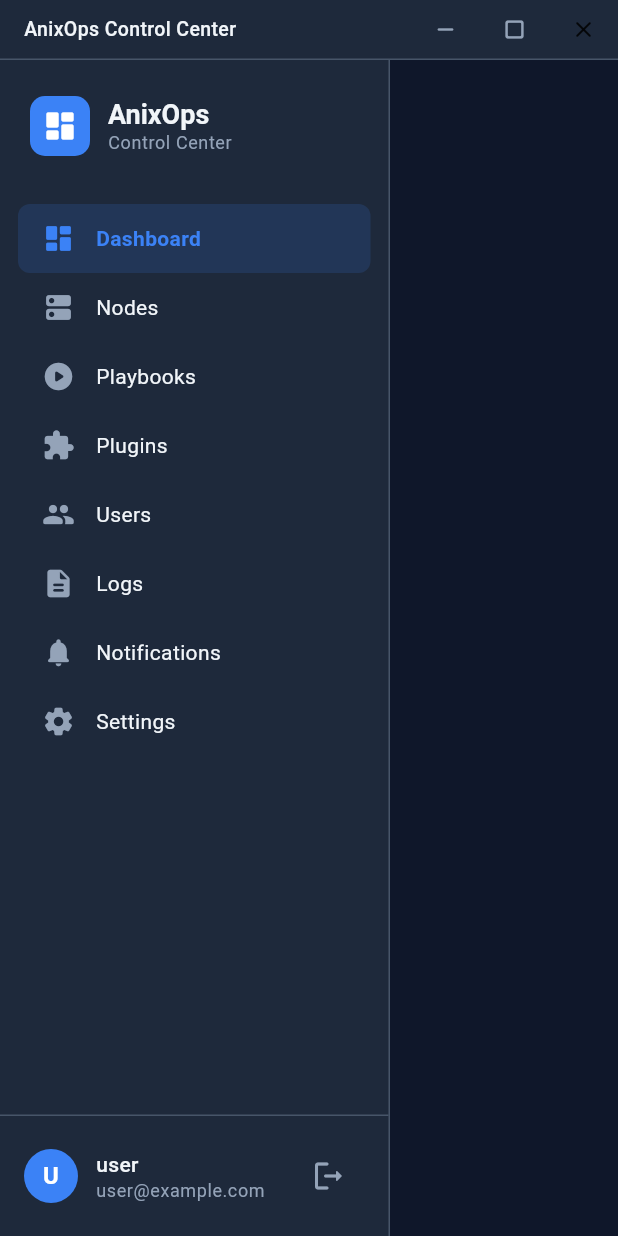
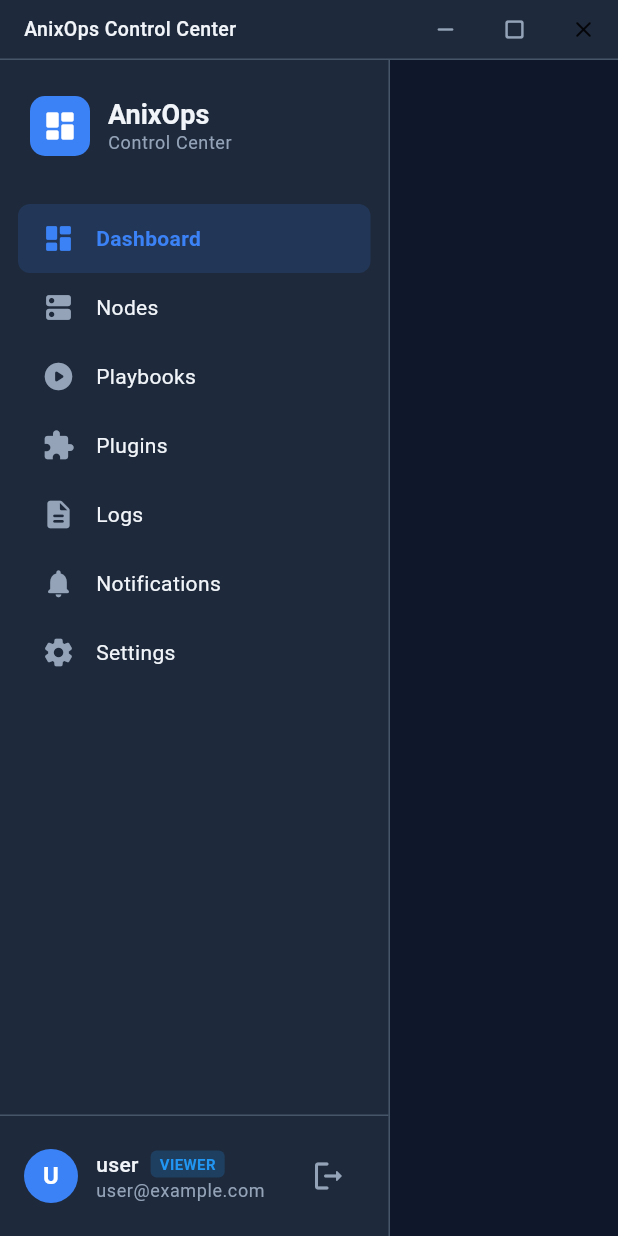
Before and after one commit to AnixOps/Anixops-control-center, a Flutter app: the DesktopShell screen opened directly with empty values, on a phone screen of 412 x 824 dp. Run offline on Flutter 3.47's test engine with Material 3 defaults, Android fonts, the phone set to English and light mode, and no system bars; our stand-ins replace dio, flutter_riverpod, go_router, shared_preferences; missing offline and left inert: window_manager; accounts and stored records are empty.

Commit message:
feat: update permissions and improve UX
- Allow all authenticated users to add nodes via API and SSH import
- Only admin/operator can start/stop/restart/update nodes
- Only admin can delete nodes
- Show Users menu only for admin role
- Display user role badge in sidebar (ADMIN/OPERATOR/VIEWER)
- Fix nodes list SQL query for D1 compatibility
- Fix cache middleware user.id property access
- Relax password validation to check exact matches only
- Configure custom domain api.anixops.com

```diff
--- a/mobile/lib/desktop/sidebar.dart
+++ b/mobile/lib/desktop/sidebar.dart
@@ -19,6 +19,7 @@
   Widget build(BuildContext context, WidgetRef ref) {
     final authState = ref.watch(authStateProvider);
     final userEmail = authState.email ?? 'user@example.com';
+    final userRole = authState.role ?? 'viewer';
     final userName = userEmail.split('@').first;
 
     return Container(
@@ -36,11 +37,11 @@
 
           // Navigation items
           Expanded(
-            child: _buildNavItems(context),
+            child: _buildNavItems(context, ref),
           ),
 
           // User profile section
-          _buildUserSection(context, ref, userName, userEmail),
+          _buildUserSection(context, ref, userName, userEmail, userRole),
         ],
       ),
     );
@@ -88,8 +89,10 @@
     );
   }
 
-  Widget _buildNavItems(BuildContext context) {
-    final items = _getNavItems();
+  Widget _buildNavItems(BuildContext context, WidgetRef ref) {
+    final authState = ref.watch(authStateProvider);
+    final userRole = authState.role ?? 'viewer';
+    final items = _getNavItems(userRole);
 
     return ListView.builder(
       padding: const EdgeInsets.symmetric(horizontal: 12, vertical: 8),
@@ -111,7 +114,7 @@
     );
   }
 
-  Widget _buildUserSection(BuildContext context, WidgetRef ref, String userName, String userEmail) {
+  Widget _buildUserSection(BuildContext context, WidgetRef ref, String userName, String userEmail, String userRole) {
     return Container(
       padding: const EdgeInsets.all(16),
       decoration: BoxDecoration(
@@ -137,12 +140,40 @@
             child: Column(
               crossAxisAlignment: CrossAxisAlignment.start,
               children: [
-                Text(
-                  userName,
-                  style: Theme.of(context).textTheme.bodyMedium?.copyWith(
-                        color: AppTheme.darkText,
-                        fontWeight: FontWeight.w500,
+                Row(
+                  children: [
+                    Text(
+                      userName,
+                      style: Theme.of(context).textTheme.bodyMedium?.copyWith(
+                            color: AppTheme.darkText,
+                            fontWeight: FontWeight.w500,
+                          ),
+                    ),
+                    const SizedBox(width: 8),
+                    Container(
+                      padding: const EdgeInsets.symmetric(horizontal: 6, vertical: 2),
+                      decoration: BoxDecoration(
+                        color: userRole == 'admin'
+                            ? Colors.red.withOpacity(0.2)
+                            : userRole == 'operator'
+                                ? Colors.orange.withOpacity(0.2)
+                                : Colors.blue.withOpacity(0.2),
+                        borderRadius: BorderRadius.circular(4),
                       ),
+                      child: Text(
+                        userRole.toUpperCase(),
+                        style: TextStyle(
+                          fontSize: 10,
+                          fontWeight: FontWeight.bold,
+                          color: userRole == 'admin'
+                              ? Colors.red
+                              : userRole == 'operator'
+                                  ? Colors.orange
+                                  : Colors.blue,
+                        ),
+                      ),
+                    ),
+                  ],
                 ),
                 Text(
                   userEmail,
@@ -193,17 +224,28 @@
     );
   }
 
-  List<_NavItemData> _getNavItems() {
-    return [
+  List<_NavItemData> _getNavItems(String userRole) {
+    // Base items available to all authenticated users
+    final items = <_NavItemData>[
       _NavItemData(Icons.dashboard_rounded, 'Dashboard', '/dashboard'),
       _NavItemData(Icons.dns_rounded, 'Nodes', '/nodes'),
       _NavItemData(Icons.play_circle_rounded, 'Playbooks', '/playbooks'),
       _NavItemData(Icons.extension_rounded, 'Plugins', '/plugins'),
-      _NavItemData(Icons.people_rounded, 'Users', '/users'),
+    ];
+
+    // Users management - admin only
+    if (userRole == 'admin') {
+      items.add(_NavItemData(Icons.people_rounded, 'Users', '/users'));
+    }
+
+    // Items available to all users
+    items.addAll([
       _NavItemData(Icons.description_rounded, 'Logs', '/logs'),
       _NavItemData(Icons.notifications_rounded, 'Notifications', '/notifications'),
       _NavItemData(Icons.settings_rounded, 'Settings', '/settings'),
-    ];
+    ]);
+
+    return items;
   }
 }
 
--- a/workers/package.json
+++ b/workers/package.json
@@ -26,6 +26,6 @@
     "@vitest/coverage-v8": "^1.2.0",
     "typescript": "^5.3.0",
     "vitest": "^1.2.0",
-    "wrangler": "^3.24.0"
+    "wrangler": "^4.76.0"
   }
 }
```
Also changed, not shown: workers/package-lock.json, 19 other files.
